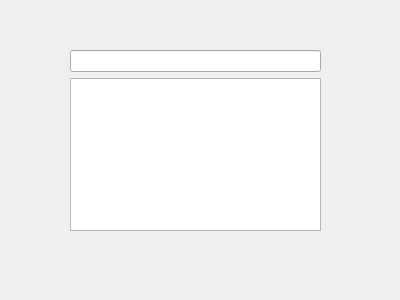
The window that src/KeymapConfigView.ui (silkedit/silkedit) describes before a commit, drawn with Qt 5.
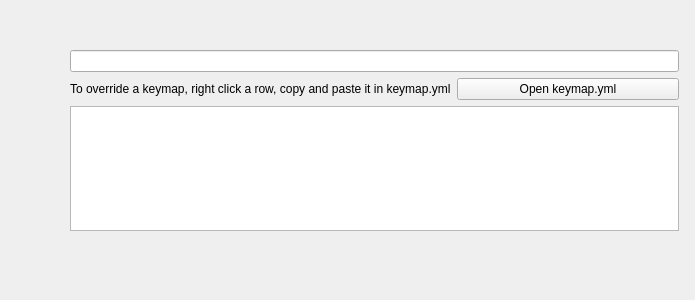
The same window after the commit.

Commit message: Open keymap.yml from KeymapConfigView

The edit to the form file:
```diff
--- a/src/KeymapConfigView.ui
+++ b/src/KeymapConfigView.ui
@@ -6,7 +6,7 @@
    <rect>
     <x>0</x>
     <y>0</y>
-    <width>400</width>
+    <width>695</width>
     <height>300</height>
    </rect>
   </property>
@@ -18,7 +18,7 @@
     <rect>
      <x>70</x>
      <y>50</y>
-     <width>251</width>
+     <width>609</width>
      <height>181</height>
     </rect>
    </property>
@@ -26,6 +26,24 @@
     <item>
      <widget class="QLineEdit" name="filterLine"/>
     </item>
+    <item>
+     <layout class="QHBoxLayout" name="horizontalLayout">
+      <item>
+       <widget class="QLabel" name="label">
+        <property name="text">
+         <string>To override a keymap, right click a row, copy and paste it in keymap.yml</string>
+        </property>
+       </widget>
+      </item>
+      <item>
+       <widget class="QPushButton" name="openKeymapFileButton">
+        <property name="text">
+         <string>Open keymap.yml</string>
+        </property>
+       </widget>
+      </item>
+     </layout>
+    </item>
     <item>
      <widget class="QTableWidget" name="keymapTable">
       <property name="editTriggers">
```
The commit also changes 7 other files.
